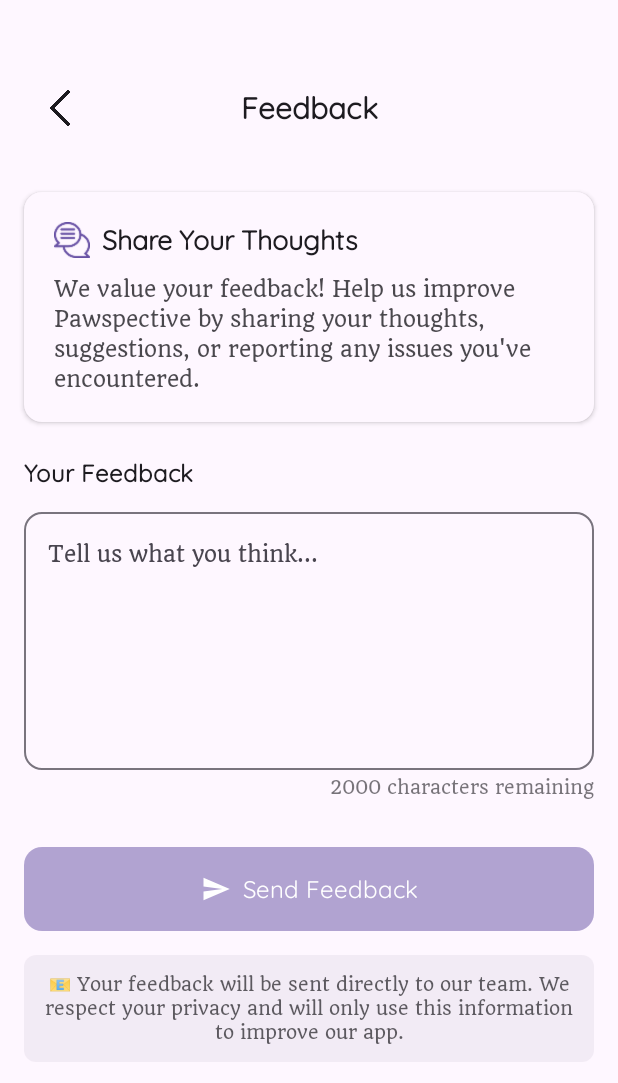
After one commit to vincentbmw/PawspectiveProject, an Android app built with Jetpack Compose: the FeedbackActivity screen opened directly, with no data from a screen before it, on a phone screen of 412 x 824 dp. The commit adds this screen. Shown: the top 1083 px of the screen. Run offline under Robolectric (Android 15) with nearby library versions, the phone set to English and light mode, and no system bars; our stand-ins replace Firebase (no records; nobody signed in at launch, a user with empty details on screens opened directly); 1 statement that could not run was skipped.

Commit message:
Add feedback feature with dedicated FeedbackActivity, API integration for user feedback submission, and email notification system. Updated AndroidManifest and network security configuration for new features.

```diff
--- a/Pawspective/app/src/main/AndroidManifest.xml
+++ b/Pawspective/app/src/main/AndroidManifest.xml
@@ -84,6 +84,11 @@
             android:theme="@style/Theme.Pawspective">
         </activity>
         <activity
+            android:name=".FeedbackActivity"
+            android:exported="false"
+            android:theme="@style/Theme.Pawspective">
+        </activity>
+        <activity
             android:name=".MainActivity"
             android:exported="true"
             android:label="@string/app_name"
--- /dev/null
+++ b/Pawspective/app/src/main/java/com/ppb/pawspective/FeedbackActivity.kt
@@ -0,0 +1,409 @@
+package com.ppb.pawspective
+
+import android.os.Bundle
+import android.widget.Toast
+import androidx.activity.ComponentActivity
+import androidx.activity.compose.setContent
+import androidx.compose.foundation.background
+import androidx.compose.foundation.layout.*
+import androidx.compose.foundation.rememberScrollState
+import androidx.compose.foundation.shape.RoundedCornerShape
+import androidx.compose.foundation.verticalScroll
+import androidx.compose.material3.*
+import androidx.compose.runtime.*
+import androidx.compose.ui.Alignment
+import androidx.compose.ui.Modifier
+import androidx.compose.ui.graphics.Color
+import androidx.compose.ui.platform.LocalContext
+import androidx.compose.ui.res.painterResource
+import androidx.compose.ui.text.TextStyle
+import androidx.compose.ui.text.font.FontWeight
+import androidx.compose.ui.text.style.TextAlign
+import androidx.compose.ui.tooling.preview.Preview
+import androidx.compose.ui.unit.dp
+import androidx.compose.ui.unit.sp
+import androidx.lifecycle.lifecycleScope
+import com.google.firebase.auth.FirebaseAuth
+import com.ppb.pawspective.data.api.ApiClient
+import com.ppb.pawspective.data.model.FeedbackRequest
+import com.ppb.pawspective.ui.theme.PawspectiveTheme
+import com.ppb.pawspective.ui.theme.QuandoRegular
+import com.ppb.pawspective.ui.theme.QuicksandRegular
+import com.ppb.pawspective.utils.ThemeManager
+import kotlinx.coroutines.launch
+
+class FeedbackActivity : ComponentActivity() {
+    private lateinit var auth: FirebaseAuth
+    private lateinit var themeManager: ThemeManager
+
+    override fun onCreate(savedInstanceState: Bundle?) {
+        super.onCreate(savedInstanceState)
+
+        auth = FirebaseAuth.getInstance()
+        themeManager = ThemeManager.getInstance(this)
+
+        val currentUser = auth.currentUser
+        if (currentUser == null) {
+            Toast.makeText(this, "Please log in to send feedback", Toast.LENGTH_SHORT).show()
+            finish()
+            return
+        }
+
+        setContent {
+            PawspectiveTheme(darkTheme = themeManager.isDarkMode) {
+                FeedbackScreen(
+                    userId = currentUser.uid,
+                    userEmail = currentUser.email ?: "Unknown",
+                    onBackClick = { finish() },
+                    onSubmitFeedback = { feedback ->
+                        submitFeedback(currentUser.uid, feedback)
+                    }
+                )
+            }
+        }
+    }
+
+    private fun submitFeedback(userId: String, feedback: String) {
+        lifecycleScope.launch {
+            try {
+                val response = ApiClient.apiService.submitFeedback(
+                    userId = userId,
+                    request = FeedbackRequest(feedback = feedback)
+                )
+
+                if (response.isSuccessful) {
+                    val body = response.body()
+                    if (body?.success == true) {
+                        Toast.makeText(
+                            this@FeedbackActivity,
+                            "Thank you! Your feedback has been sent successfully.",
+                            Toast.LENGTH_LONG
+                        ).show()
+                        finish()
+                    } else {
+                        Toast.makeText(
+                            this@FeedbackActivity,
+                            body?.message ?: "Failed to send feedback",
+                            Toast.LENGTH_SHORT
+                        ).show()
+                    }
+                } else {
+                    Toast.makeText(
+                        this@FeedbackActivity,
+                        "Network error. Please check your connection and try again.",
+                        Toast.LENGTH_SHORT
+                    ).show()
+                }
+            } catch (e: Exception) {
+                Toast.makeText(
+                    this@FeedbackActivity,
+                    "Error: ${e.message ?: "Something went wrong"}",
+                    Toast.LENGTH_SHORT
+                ).show()
+            }
+        }
+    }
+}
+
+@OptIn(ExperimentalMaterial3Api::class)
+@Composable
+fun FeedbackScreen(
+    userId: String,
+    userEmail: String,
+    onBackClick: () -> Unit,
+    onSubmitFeedback: (String) -> Unit
+) {
+    var feedbackText by remember { mutableStateOf("") }
+    var isSubmitting by remember { mutableStateOf(false) }
+    val colorScheme = MaterialTheme.colorScheme
+    val scrollState = rememberScrollState()
+
+    val maxCharacters = 2000
+    val remainingCharacters = maxCharacters - feedbackText.length
+
+    Column(
+        modifier = Modifier
+            .fillMaxSize()
+            .background(colorScheme.background)
+            .verticalScroll(scrollState)
+    ) {
+        Spacer(modifier = Modifier.height(40.dp))
+
+        // Header with back button and title
+        Row(
+            modifier = Modifier
+                .fillMaxWidth()
+                .padding(horizontal = 16.dp, vertical = 8.dp),
+            verticalAlignment = Alignment.CenterVertically
+        ) {
+            IconButton(
+                onClick = onBackClick
+            ) {
+                Icon(
+                    painter = painterResource(id = R.drawable.back),
+                    contentDescription = "Back",
+                    tint = colorScheme.onBackground,
+                    modifier = Modifier.size(24.dp)
+                )
+            }
+
+            Box(
+                modifier = Modifier.weight(1f),
+                contentAlignment = Alignment.Center
+            ) {
+                Text(
+                    text = "Feedback",
+                    style = TextStyle(
+                        fontFamily = QuicksandRegular,
+                        fontSize = 20.sp,
+                        fontWeight = FontWeight.Bold
+                    ),
+                    color = colorScheme.onBackground
+                )
+            }
+
+            // Empty space to balance the back button
+            Spacer(modifier = Modifier.width(48.dp))
+        }
+
+        Spacer(modifier = Modifier.height(24.dp))
+
+        // Content
+        Column(
+            modifier = Modifier
+                .fillMaxWidth()
+                .padding(horizontal = 16.dp)
+        ) {
+            // Introduction card
+            Card(
+                modifier = Modifier.fillMaxWidth(),
+                colors = CardDefaults.cardColors(
+                    containerColor = colorScheme.surface
+                ),
+                shape = RoundedCornerShape(12.dp),
+                elevation = CardDefaults.cardElevation(defaultElevation = 2.dp)
+            ) {
+                Column(
+                    modifier = Modifier.padding(20.dp)
+                ) {
+                    Row(
+                        verticalAlignment = Alignment.CenterVertically,
+                        horizontalArrangement = Arrangement.spacedBy(8.dp)
+                    ) {
+                        Icon(
+                            painter = painterResource(id = R.drawable.feedback_icon),
+                            contentDescription = "Feedback",
+                            tint = colorScheme.primary,
+                            modifier = Modifier.size(24.dp)
+                        )
+                        Text(
+                            text = "Share Your Thoughts",
+                            style = TextStyle(
+                                fontFamily = QuicksandRegular,
+                                fontSize = 18.sp,
+                                fontWeight = FontWeight.Bold
+                            ),
+                            color = colorScheme.onSurface
+                        )
+                    }
+
+                    Spacer(modifier = Modifier.height(12.dp))
+
+                    Text(
+                        text = "We value your feedback! Help us improve Pawspective by sharing your thoughts, suggestions, or reporting any issues you've encountered.",
+                        style = TextStyle(
+                            fontFamily = QuandoRegular,
+                            fontSize = 14.sp,
+                            lineHeight = 20.sp
+                        ),
+                        color = colorScheme.onSurface.copy(alpha = 0.8f)
+                    )
+                }
+            }
+
+            Spacer(modifier = Modifier.height(24.dp))
+
+            // Feedback input section
+            Text(
+                text = "Your Feedback",
+                style = TextStyle(
+                    fontFamily = QuicksandRegular,
+                    fontSize = 16.sp,
+                    fontWeight = FontWeight.SemiBold
+                ),
+                color = colorScheme.onBackground,
+                modifier = Modifier.padding(bottom = 8.dp)
+            )
+
+            OutlinedTextField(
+                value = feedbackText,
+                onValueChange = {
+                    if (it.length <= maxCharacters) {
+                        feedbackText = it
+                    }
+                },
+                label = {
+                    Text(
+                        "Tell us what you think...",
+                        style = TextStyle(fontFamily = QuandoRegular)
+                    )
+                },
+                placeholder = {
+                    Text(
+                        "Share your experience, suggestions, or report issues here.",
+                        style = TextStyle(fontFamily = QuandoRegular)
+                    )
+                },
+                modifier = Modifier
+                    .fillMaxWidth()
+                    .height(180.dp),
+                textStyle = TextStyle(
+                    fontFamily = QuandoRegular,
+                    fontSize = 14.sp
+                ),
+                maxLines = 10,
+                shape = RoundedCornerShape(12.dp),
+                colors = OutlinedTextFieldDefaults.colors(
+                    focusedBorderColor = colorScheme.primary,
+                    unfocusedBorderColor = colorScheme.outline,
+                    focusedLabelColor = colorScheme.primary
+                )
+            )
+
+            // Character counter
+            Row(
+                modifier = Modifier
+                    .fillMaxWidth()
+                    .padding(top = 4.dp),
+                horizontalArrangement = Arrangement.End
+            ) {
+                Text(
+                    text = "$remainingCharacters characters remaining",
+                    style = TextStyle(
+                        fontFamily = QuandoRegular,
+                        fontSize = 12.sp
+                    ),
+                    color = if (remainingCharacters < 100)
+                        colorScheme.error
+                    else
+                        colorScheme.onBackground.copy(alpha = 0.6f)
+                )
+            }
+
+            Spacer(modifier = Modifier.height(32.dp))
+
+            // Submit button
+            Button(
+                onClick = {
+                    if (feedbackText.isNotBlank() && !isSubmitting) {
+                        isSubmitting = true
+                        onSubmitFeedback(feedbackText.trim())
+                    }
+                },
+                enabled = feedbackText.isNotBlank() && !isSubmitting,
+                modifier = Modifier
+                    .fillMaxWidth()
+                    .height(56.dp),
+                shape = RoundedCornerShape(12.dp),
+                colors = ButtonDefaults.buttonColors(
+                    containerColor = colorScheme.primary,
+                    disabledContainerColor = colorScheme.primary.copy(alpha = 0.5f)
+                )
+            ) {
+                if (isSubmitting) {
+                    Row(
+                        verticalAlignment = Alignment.CenterVertically,
+                        horizontalArrangement = Arrangement.spacedBy(8.dp)
+                    ) {
+                        CircularProgressIndicator(
+                            modifier = Modifier.size(20.dp),
+                            color = colorScheme.onPrimary,
+                            strokeWidth = 2.dp
+                        )
+                        Text(
+                            text = "Sending...",
+                            style = TextStyle(
+                                fontFamily = QuicksandRegular,
+                                fontSize = 16.sp,
+                                fontWeight = FontWeight.Medium
+                            ),
+                            color = colorScheme.onPrimary
+                        )
+                    }
+                } else {
+                    Row(
+                        verticalAlignment = Alignment.CenterVertically,
+                        horizontalArrangement = Arrangement.spacedBy(8.dp)
+                    ) {
+                        Icon(
+                            painter = painterResource(id = R.drawable.send_icon),
+                            contentDescription = "Send",
+                            tint = colorScheme.onPrimary,
+                            modifier = Modifier.size(20.dp)
+                        )
+                        Text(
+                            text = "Send Feedback",
+                            style = TextStyle(
+                                fontFamily = QuicksandRegular,
+                                fontSize = 16.sp,
+                                fontWeight = FontWeight.Medium
+                            ),
+                            color = colorScheme.onPrimary
+                        )
+                    }
+                }
+            }
+
+            Spacer(modifier = Modifier.height(16.dp))
+
+            // Privacy note
+            Card(
+                modifier = Modifier.fillMaxWidth(),
+                colors = CardDefaults.cardColors(
+                    containerColor = colorScheme.surfaceVariant.copy(alpha = 0.5f)
+                ),
+                shape = RoundedCornerShape(8.dp)
+            ) {
+                Text(
+                    text = "📧 Your feedback will be sent directly to our team. We respect your privacy and will only use this information to improve our app.",
+                    style = TextStyle(
+                        fontFamily = QuandoRegular,
+                        fontSize = 12.sp,
+                        lineHeight = 16.sp
+                    ),
+                    color = colorScheme.onSurface.copy(alpha = 0.7f),
+                    modifier = Modifier.padding(12.dp),
+                    textAlign = TextAlign.Center
+                )
+            }
+
+            Spacer(modifier = Modifier.height(24.dp))
+        }
+    }
+}
+
+@Preview(showBackground = true, name = "Feedback Screen Light")
+@Composable
+fun FeedbackScreenLightPreview() {
+    PawspectiveTheme(darkTheme = false) {
+        FeedbackScreen(
+            userId = "preview_user",
+            userEmail = "user@example.com",
+            onBackClick = { },
+            onSubmitFeedback = { }
+        )
+    }
+}
+
+@Preview(showBackground = true, name = "Feedback Screen Dark")
+@Composable
+fun FeedbackScreenDarkPreview() {
+    PawspectiveTheme(darkTheme = true) {
+        FeedbackScreen(
+            userId = "preview_user",
+            userEmail = "user@example.com",
+            onBackClick = { },
+            onSubmitFeedback = { }
+        )
+    }
+}
--- a/Pawspective/app/src/main/java/com/ppb/pawspective/SettingsActivity.kt
+++ b/Pawspective/app/src/main/java/com/ppb/pawspective/SettingsActivity.kt
@@ -64,8 +64,7 @@ class SettingsActivity : ComponentActivity() {
                         startActivity(Intent(this@SettingsActivity, ProfileActivity::class.java))
                     },
                     onFeedbackClick = {
-                        // TODO: Navigate to feedback screen
-                        Toast.makeText(this@SettingsActivity, "Feedback feature coming soon!", Toast.LENGTH_SHORT).show()
+                        startActivity(Intent(this@SettingsActivity, FeedbackActivity::class.java))
                     },
                     onThemeToggle = { isDark ->
                         themeManager.updateDarkMode(isDark)
--- a/Pawspective/app/src/main/java/com/ppb/pawspective/data/api/ApiClient.kt
+++ b/Pawspective/app/src/main/java/com/ppb/pawspective/data/api/ApiClient.kt
@@ -9,7 +9,7 @@ import java.util.concurrent.TimeUnit
 object ApiClient {
 
     // TODO: Replace with your actual backend URL
-    private const val BASE_URL = "http://192.168.1.6:5000/" // For Android emulator just use 10.0.2.2:5000
+    private const val BASE_URL = "http://192.168.1.2:5000/" // For Android emulator just use 10.0.2.2:5000
     // For outside of the localhost use computer's IP: "http://192.168.1.xxx:5000/"
 
     private val loggingInterceptor = HttpLoggingInterceptor().apply {
--- a/Pawspective/app/src/main/java/com/ppb/pawspective/data/api/PawspectiveApiService.kt
+++ b/Pawspective/app/src/main/java/com/ppb/pawspective/data/api/PawspectiveApiService.kt
@@ -64,4 +64,10 @@ interface PawspectiveApiService {
         @Path("user_id") userId: String,
         @Body request: SendMessageRequest
     ): Response<SendMessageResponse>
+
+    @POST("api/user/{user_id}/feedback")
+    suspend fun submitFeedback(
+        @Path("user_id") userId: String,
+        @Body request: com.ppb.pawspective.data.model.FeedbackRequest
+    ): Response<com.ppb.pawspective.data.model.FeedbackResponse>
 }
--- a/Pawspective/app/src/main/res/xml/network_security_config.xml
+++ b/Pawspective/app/src/main/res/xml/network_security_config.xml
@@ -7,7 +7,7 @@
         <domain includeSubdomains="true">127.0.0.1</domain>
 
         <!-- For Physical Device - Laptop IP -->
-        <domain includeSubdomains="true">192.168.1.6</domain>
+        <domain includeSubdomains="true">192.168.1.2</domain>
 
         <!-- General local network range -->
         <domain includeSubdomains="true">192.168.1.0/24</domain>
```
Also changed, not shown: Pawspective/app/src/main/java/com/ppb/pawspective/data/model/Feedback.kt (added, +10 -0 lines), 5 other files.
